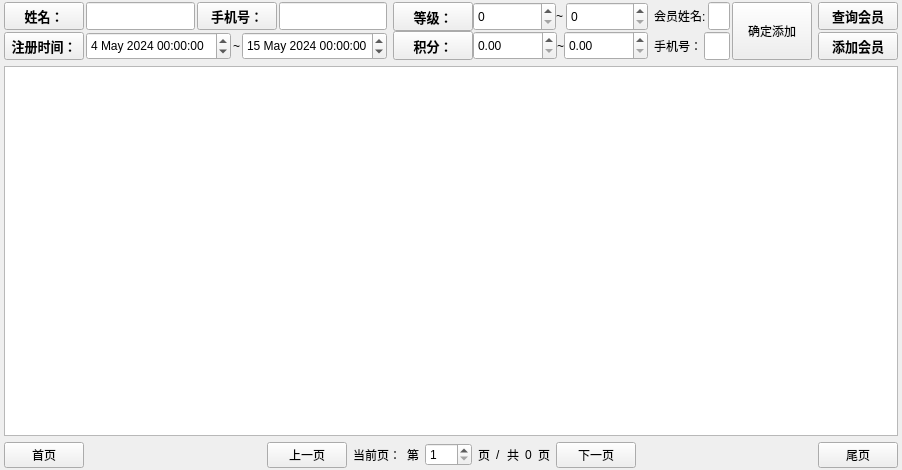
The window that view/manager/widgetvipmanager.ui (ylxcvvan/Supermarket-Commodity-Management-System) describes before a commit, drawn with Qt 5.
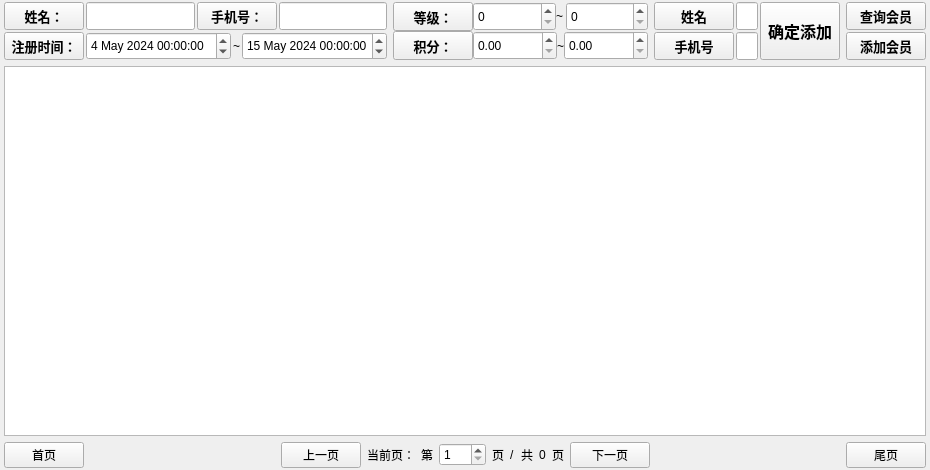
The same window after the commit. Custom widgets are drawn as their Qt base class.

```diff
--- a/view/manager/widgetvipmanager.ui
+++ b/view/manager/widgetvipmanager.ui
@@ -392,15 +392,15 @@
             <item>
              <layout class="QHBoxLayout" name="horizontalLayout_9">
               <item>
-               <widget class="QLabel" name="label_2">
-                <property name="sizePolicy">
-                 <sizepolicy hsizetype="Preferred" vsizetype="Expanding">
-                  <horstretch>0</horstretch>
-                  <verstretch>0</verstretch>
-                 </sizepolicy>
+               <widget class="QtMaterialRaisedButton" name="pushButton_2">
+                <property name="font">
+                 <font>
+                  <pointsize>10</pointsize>
+                  <bold>true</bold>
+                 </font>
                 </property>
                 <property name="text">
-                 <string>会员姓名:</string>
+                 <string>姓名</string>
                 </property>
                </widget>
               </item>
@@ -419,15 +419,15 @@
             <item>
              <layout class="QHBoxLayout" name="horizontalLayout_11">
               <item>
-               <widget class="QLabel" name="label_5">
-                <property name="sizePolicy">
-                 <sizepolicy hsizetype="Preferred" vsizetype="Expanding">
-                  <horstretch>0</horstretch>
-                  <verstretch>0</verstretch>
-                 </sizepolicy>
+               <widget class="QtMaterialRaisedButton" name="pushButton_4">
+                <property name="font">
+                 <font>
+                  <pointsize>10</pointsize>
+                  <bold>true</bold>
+                 </font>
                 </property>
                 <property name="text">
-                 <string>手机号：</string>
+                 <string>手机号</string>
                 </property>
                </widget>
               </item>
@@ -453,6 +453,13 @@
               <verstretch>0</verstretch>
              </sizepolicy>
             </property>
+            <property name="font">
+             <font>
+              <family>微软雅黑</family>
+              <pointsize>12</pointsize>
+              <bold>true</bold>
+             </font>
+            </property>
             <property name="text">
              <string>确定添加</string>
             </property>
```
Left out of the diff: 6 changed lines with no effect on the pictures.
